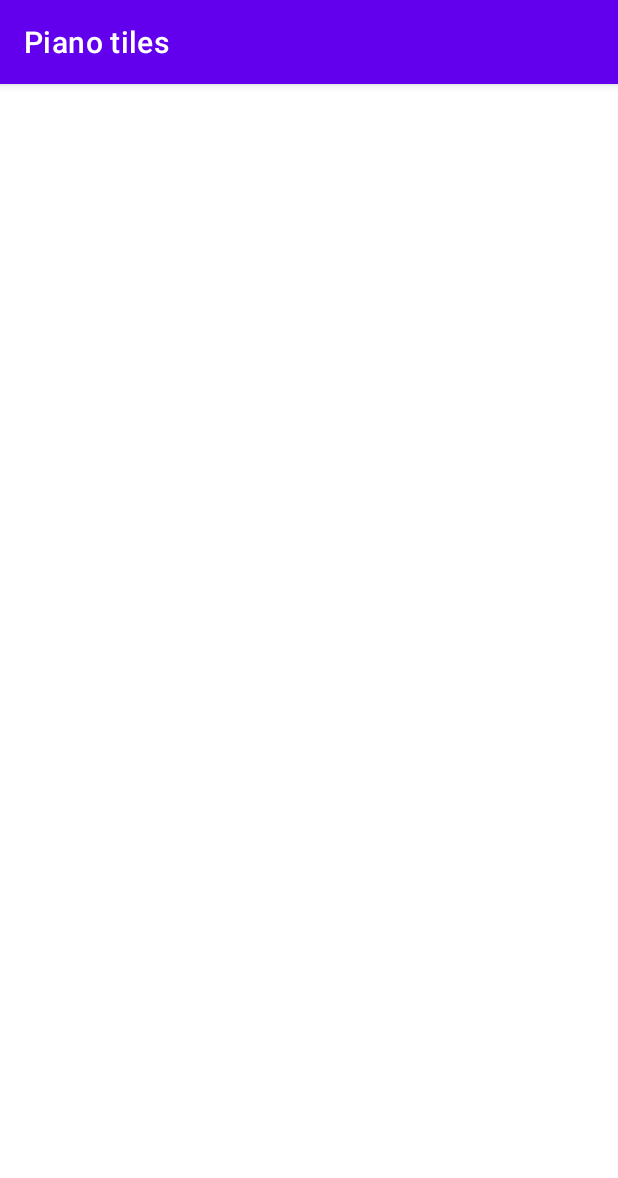
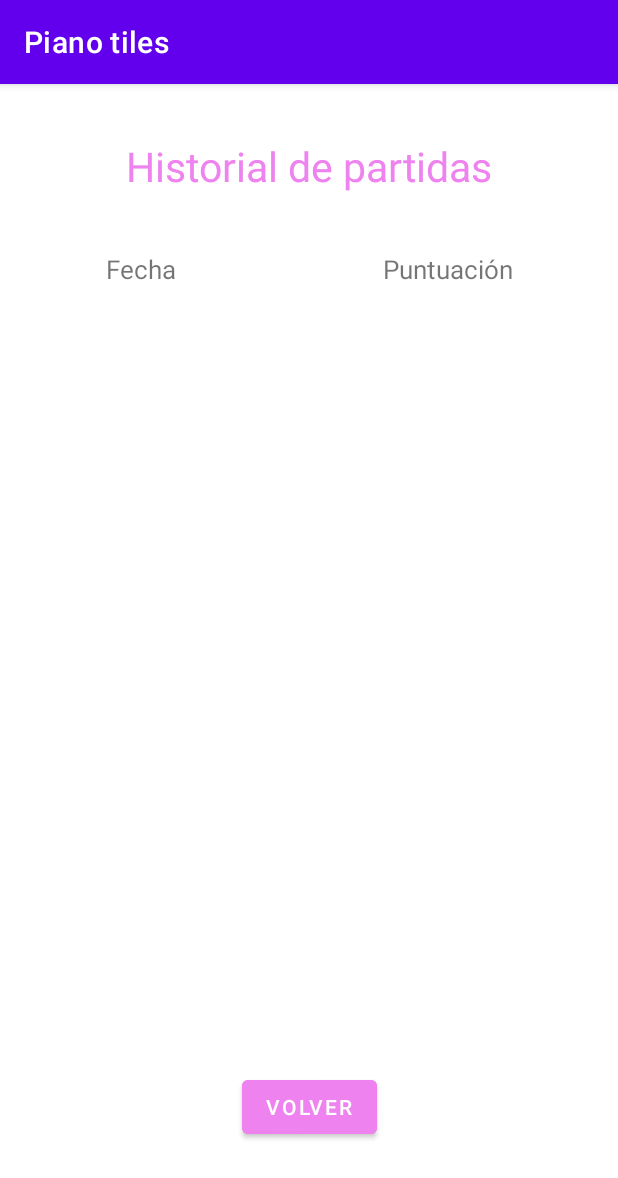
Before and after one commit to MJ-Curtido/ACDAT-JuegoManuSinSprites, an Android app: the HistorialView screen opened directly, with no data from a screen before it, on a phone screen of 412 x 824 dp. Shown: the top 1178 px of the screen. Run offline under Robolectric (Android 15) with nearby library versions, the phone set to English and light mode, and no system bars.

Commit message:
Fin juego

```diff
--- /dev/null
+++ b/app/src/main/java/com/example/acdat_juegomanusinsprites/bbdd/DbHelper.java
@@ -0,0 +1,100 @@
+package com.example.acdat_juegomanusinsprites.bbdd;
+
+import android.content.ContentValues;
+import android.content.Context;
+import android.database.Cursor;
+import android.database.sqlite.SQLiteDatabase;
+import android.database.sqlite.SQLiteOpenHelper;
+import android.os.Build;
+
+import androidx.annotation.Nullable;
+
+import com.example.acdat_juegomanusinsprites.clases.Partida;
+
+import java.time.LocalDate;
+import java.util.ArrayList;
+
+public class DbHelper extends SQLiteOpenHelper {
+    private static final int VERSIONBBDD = 1;
+    private static final String NOMBREBBDD = "partidasPianoTiles.db";
+
+
+    public DbHelper(@Nullable Context context) {
+        super(context, NOMBREBBDD, null, VERSIONBBDD);
+    }
+
+
+    @Override
+    public void onCreate(SQLiteDatabase bbdd) {
+        bbdd.execSQL(
+                "CREATE TABLE \"partida\" (\n" +
+                        "\t\"id\"\tINTEGER PRIMARY KEY AUTOINCREMENT,\n" +
+                        "\t\"fecha\"\tTEXT NOT NULL,\n" +
+                        "\t\"puntuacion\"\tTEXT NOT NULL\n" +
+                        ");"
+        );
+
+        ContentValues values = new ContentValues();
+        values.put("fecha", "Fecha");
+        values.put("puntuacion", "Puntuación");
+        bbdd.insert("partida", null, values);
+
+        values = new ContentValues();
+        values.put("fecha", "");
+        values.put("puntuacion", "");
+        bbdd.insert("partida", null, values);
+
+        System.out.println("Base de datos creada correctamente.");
+    }
+
+    @Override
+    public void onUpgrade(SQLiteDatabase sqLiteDatabase, int i, int i1) {
+
+    }
+
+    public long insertarPartida(Partida partida) {
+        long id = 0;
+
+        try {
+            SQLiteDatabase bbdd = this.getWritableDatabase();
+
+            ContentValues values = new ContentValues();
+            values = new ContentValues();
+            values.put("fecha", partida.getFecha());
+            values.put("puntuacion", partida.getPuntuacion());
+            id = bbdd.insert("partida", null, values);
+
+            System.out.println("Se ha introducido correctamente.");
+        } catch (Exception ex) {
+            System.err.println("Algo falló al insertar.");
+            System.err.println(ex.getMessage());
+        }
+
+        return id;
+    }
+
+    public ArrayList<Partida> obtenerPartidas() {
+        SQLiteDatabase bbdd = this.getWritableDatabase();
+
+        ArrayList<Partida> partidas = new ArrayList<Partida>();
+        Partida partida = null;
+        Cursor cursorPartida = null;
+
+        cursorPartida = bbdd.rawQuery("SELECT * FROM partida;", null);
+
+        if (cursorPartida.moveToFirst()) {
+            do {
+                partida = new Partida();
+
+                partida.setId(cursorPartida.getInt(0));
+                partida.setFecha(cursorPartida.getString(1));
+                partida.setPuntuacion(cursorPartida.getString(2));
+
+                partidas.add(partida);
+            } while (cursorPartida.moveToNext());
+        }
+        cursorPartida.close();
+
+        return partidas;
+    }
+}
--- /dev/null
+++ b/app/src/main/java/com/example/acdat_juegomanusinsprites/clases/Partida.java
@@ -0,0 +1,54 @@
+package com.example.acdat_juegomanusinsprites.clases;
+
+import java.util.Objects;
+
+public class Partida {
+    private int id;
+    private String fecha, puntuacion;
+
+    public Partida(String fecha, String puntuacion) {
+        this.id = id;
+        this.fecha = fecha;
+        this.puntuacion = puntuacion;
+    }
+
+    public Partida() {
+    }
+
+    public int getId() {
+        return id;
+    }
+
+    public void setId(int id) {
+        this.id = id;
+    }
+
+    public String getFecha() {
+        return fecha;
+    }
+
+    public void setFecha(String fecha) {
+        this.fecha = fecha;
+    }
+
+    public String getPuntuacion() {
+        return puntuacion;
+    }
+
+    public void setPuntuacion(String puntuacion) {
+        this.puntuacion = puntuacion;
+    }
+
+    @Override
+    public boolean equals(Object o) {
+        if (this == o) return true;
+        if (o == null || getClass() != o.getClass()) return false;
+        Partida partida = (Partida) o;
+        return id == partida.id;
+    }
+
+    @Override
+    public int hashCode() {
+        return Objects.hash(id);
+    }
+}
--- /dev/null
+++ b/app/src/main/java/com/example/acdat_juegomanusinsprites/rv/AdaptadorDatos.java
@@ -0,0 +1,60 @@
+package com.example.acdat_juegomanusinsprites.rv;
+
+import android.content.Context;
+import android.view.LayoutInflater;
+import android.view.View;
+import android.view.ViewGroup;
+import android.widget.ImageView;
+import android.widget.TextView;
+
+import androidx.annotation.NonNull;
+import androidx.recyclerview.widget.RecyclerView;
+
+import com.example.acdat_juegomanusinsprites.R;
+import com.example.acdat_juegomanusinsprites.clases.Partida;
+
+import java.util.ArrayList;
+import java.util.List;
+
+public class AdaptadorDatos extends RecyclerView.Adapter<AdaptadorDatos.ViewHolder> {
+    private List<ItemLista> mDataSet;
+
+    public AdaptadorDatos() {
+        mDataSet = new ArrayList<ItemLista>();
+    }
+
+    public void add(ItemLista i) {
+        mDataSet.add(i);
+        notifyItemInserted(mDataSet.indexOf(i));
+    }
+
+    @NonNull
+    @Override
+    public ViewHolder onCreateViewHolder(@NonNull ViewGroup parent, int viewType) {
+        View view= LayoutInflater.from(parent.getContext()).inflate(R.layout.list_item, parent, false);
+        return new ViewHolder(view);
+    }
+
+    @Override
+    public void onBindViewHolder(@NonNull ViewHolder holder, int position) {
+        ItemLista itemLista = mDataSet.get(position);
+        holder.fecha.setText(itemLista.getTextoFecha());
+        holder.puntuacion.setText(itemLista.getTextoPuntuacion());
+    }
+
+    @Override
+    public int getItemCount() {
+        return mDataSet.size();
+    }
+
+    public class ViewHolder extends RecyclerView.ViewHolder {
+        protected TextView fecha;
+        protected TextView puntuacion;
+
+        public ViewHolder(@NonNull View itemView) {
+            super(itemView);
+            this.fecha = (TextView) itemView.findViewById(R.id.txtFecha);
+            this.puntuacion = (TextView) itemView.findViewById(R.id.txtPuntuacion);
+        }
+    }
+}
--- /dev/null
+++ b/app/src/main/java/com/example/acdat_juegomanusinsprites/rv/ItemLista.java
@@ -0,0 +1,29 @@
+package com.example.acdat_juegomanusinsprites.rv;
+
+import android.graphics.drawable.Drawable;
+
+public class ItemLista {
+    private String textoFecha;
+    private String textoPuntuacion;
+
+    public String getTextoFecha() {
+        return textoFecha;
+    }
+
+    public void setTextoFecha(String textoFecha) {
+        this.textoFecha = textoFecha;
+    }
+
+    public String getTextoPuntuacion() {
+        return textoPuntuacion;
+    }
+
+    public void setTextoPuntuacion(String textoPuntuacion) {
+        this.textoPuntuacion = textoPuntuacion;
+    }
+
+    public ItemLista(String textoFecha, String textoPizza) {
+        this.textoFecha = textoFecha;
+        this.textoPuntuacion = textoPizza;
+    }
+}
--- a/app/src/main/java/com/example/acdat_juegomanusinsprites/vistas/HistorialView.java
+++ b/app/src/main/java/com/example/acdat_juegomanusinsprites/vistas/HistorialView.java
@@ -1,13 +1,55 @@
 package com.example.acdat_juegomanusinsprites.vistas;
 
 import androidx.appcompat.app.AppCompatActivity;
+import androidx.recyclerview.widget.LinearLayoutManager;
 
 import android.os.Bundle;
+import android.view.View;
 
-public class HistorialView extends AppCompatActivity {
+import com.example.acdat_juegomanusinsprites.bbdd.DbHelper;
+import com.example.acdat_juegomanusinsprites.clases.Partida;
+import com.example.acdat_juegomanusinsprites.databinding.ActivityHistorialViewBinding;
+import com.example.acdat_juegomanusinsprites.rv.AdaptadorDatos;
+import com.example.acdat_juegomanusinsprites.rv.ItemLista;
+
+import java.util.ArrayList;
+
+public class HistorialView extends AppCompatActivity implements View.OnClickListener {
+    ActivityHistorialViewBinding binding;
+    private AdaptadorDatos adaptadorDatos;
+    private LinearLayoutManager linearLayoutManager;
+    private ArrayList<Partida> partidas;
+    private DbHelper dbHelper;
 
     @Override
     protected void onCreate(Bundle savedInstanceState) {
         super.onCreate(savedInstanceState);
+
+        binding = ActivityHistorialViewBinding.inflate(getLayoutInflater());
+        View view = binding.getRoot();
+        setContentView(view);
+
+        binding.btnVolverHistorial.setOnClickListener(this);
+
+        dbHelper = new DbHelper(HistorialView.this);
+        partidas = dbHelper.obtenerPartidas();
+        linearLayoutManager = new LinearLayoutManager(HistorialView.this);
+
+        rellenarRecycler();
+    }
+
+    private void rellenarRecycler() {
+        binding.rvPartidas.setLayoutManager(linearLayoutManager);
+        adaptadorDatos = new AdaptadorDatos();
+        binding.rvPartidas.setAdapter(adaptadorDatos);
+
+        for (int i = 0; i < partidas.size(); i++) {
+            adaptadorDatos.add(new ItemLista(partidas.get(i).getFecha(), (partidas.get(i).getPuntuacion() + "")));
+        }
+    }
+
+    @Override
+    public void onClick(View view) {
+        finish();
     }
 }
--- a/app/src/main/java/com/example/acdat_juegomanusinsprites/vistas/MainActivity.java
+++ b/app/src/main/java/com/example/acdat_juegomanusinsprites/vistas/MainActivity.java
@@ -24,7 +24,7 @@ public class MainActivity extends AppCompatActivity implements View.OnClickListe
 
         mp = MediaPlayer.create(this, R.raw.menu);
         mp.setLooping(true);
-        mp.setVolume(0.5f, 0.5f);
+        mp.setVolume(0.3f, 0.3f);
         mp.start();
 
         binding.btnJugar.setOnClickListener(this);
@@ -38,13 +38,13 @@ public class MainActivity extends AppCompatActivity implements View.OnClickListe
             case R.id.btnJugar:
                 mp.stop();
                 startActivity(new Intent(this, JuegoView.class));
-                finish();
                 break;
             case R.id.btnSalir:
                 mp.stop();
                 finish();
                 break;
             case R.id.btnHistorialPartidas:
+                startActivity(new Intent(this, HistorialView.class));
                 break;
         }
     }
--- a/app/src/main/res/layout/activity_historial_view.xml
+++ b/app/src/main/res/layout/activity_historial_view.xml
@@ -6,4 +6,42 @@
     android:layout_height="match_parent"
     tools:context=".vistas.HistorialView">
 
+    <TextView
+        android:id="@+id/lblHistorial"
+        android:layout_width="wrap_content"
+        android:layout_height="wrap_content"
+        android:layout_marginStart="85dp"
+        android:layout_marginTop="36dp"
+        android:layout_marginEnd="85dp"
+        android:text="@string/lblHistorial"
+        android:textColor="#EE82EE"
+        android:textSize="27sp"
+        app:layout_constraintEnd_toEndOf="parent"
+        app:layout_constraintHorizontal_bias="0.666"
+        app:layout_constraintStart_toStartOf="parent"
+        app:layout_constraintTop_toTopOf="parent" />
+
+    <androidx.recyclerview.widget.RecyclerView
+        android:id="@+id/rvPartidas"
+        android:layout_width="410dp"
+        android:layout_height="487dp"
+        android:layout_marginTop="38dp"
+        app:layout_constraintEnd_toEndOf="parent"
+        app:layout_constraintStart_toStartOf="parent"
+        app:layout_constraintTop_toBottomOf="@+id/lblHistorial" />
+
+    <Button
+        android:id="@+id/btnVolverHistorial"
+        android:layout_width="wrap_content"
+        android:layout_height="wrap_content"
+        android:layout_marginStart="160dp"
+        android:layout_marginTop="40dp"
+        android:layout_marginEnd="160dp"
+        android:layout_marginBottom="43dp"
+        android:backgroundTint="#EE82EE"
+        android:text="@string/btnVolverHistorial"
+        app:layout_constraintBottom_toBottomOf="parent"
+        app:layout_constraintEnd_toEndOf="parent"
+        app:layout_constraintStart_toStartOf="parent"
+        app:layout_constraintTop_toBottomOf="@+id/rvPartidas" />
 </androidx.constraintlayout.widget.ConstraintLayout>
--- /dev/null
+++ b/app/src/main/res/layout/list_item.xml
@@ -0,0 +1,27 @@
+<?xml version="1.0" encoding="utf-8"?>
+<LinearLayout xmlns:android="http://schemas.android.com/apk/res/android"
+    xmlns:app="http://schemas.android.com/apk/res-auto"
+    xmlns:tools="http://schemas.android.com/tools"
+    android:layout_width="match_parent"
+    android:layout_height="wrap_content"
+    android:gravity="center">
+
+    <TextView
+        android:id="@+id/txtFecha"
+        android:layout_width="wrap_content"
+        android:layout_height="wrap_content"
+        android:layout_weight="1"
+        android:text="TextView"
+        android:textAlignment="center"
+        android:textSize="17sp" />
+
+    <TextView
+        android:id="@+id/txtPuntuacion"
+        android:layout_width="wrap_content"
+        android:layout_height="wrap_content"
+        android:layout_weight="1"
+        android:text="TextView"
+        android:textAlignment="center"
+        android:textSize="17sp" />
+
+</LinearLayout>
--- a/app/src/main/res/values/strings.xml
+++ b/app/src/main/res/values/strings.xml
@@ -3,4 +3,6 @@
     <string name="btnJugar">Jugar</string>
     <string name="btnSalir">Salir</string>
     <string name="btnHistorialPartidas">Historial de partidas</string>
+    <string name="lblHistorial">Historial de partidas</string>
+    <string name="btnVolverHistorial">Volver</string>
 </resources>
```
Also changed, not shown: app/src/main/java/com/example/acdat_juegomanusinsprites/vistas/PianoView.java (+18 -3 lines).
